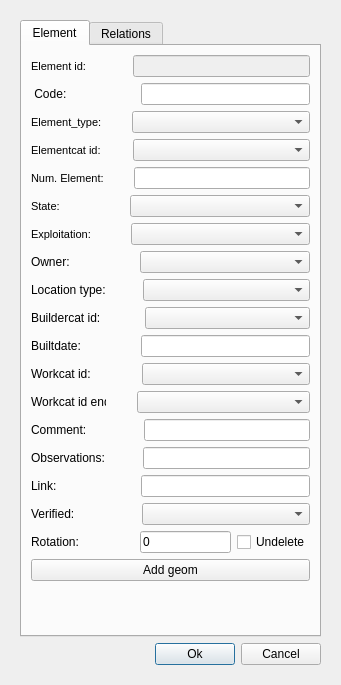
First picture: the form in ui/add_element.ui, repository Giswater/giswater_qgis_plugin, before the edit.
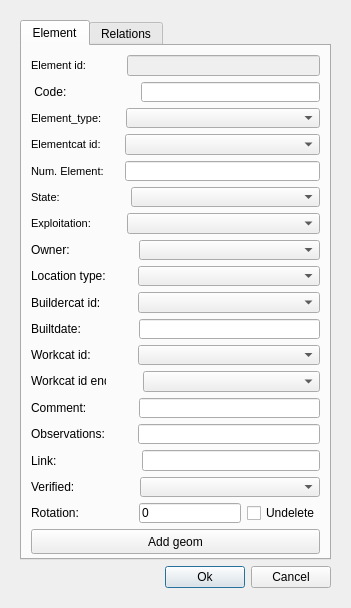
Second picture: the form after the edit. Icons and pictures are not drawn.

Commit message: UI - add_element align fields

What changed in the file:
```diff
--- a/ui/add_element.ui
+++ b/ui/add_element.ui
@@ -6,8 +6,8 @@
    <rect>
     <x>0</x>
     <y>0</y>
-    <width>337</width>
-    <height>685</height>
+    <width>351</width>
+    <height>608</height>
    </rect>
   </property>
   <property name="windowTitle">
@@ -63,8 +63,8 @@
          <attribute name="title">
           <string>Element</string>
          </attribute>
-         <layout class="QVBoxLayout" name="verticalLayout">
-          <item>
+         <layout class="QGridLayout" name="gridLayout_2">
+          <item row="0" column="0">
            <layout class="QHBoxLayout" name="horizontalLayout" stretch="0,0,1">
             <item>
              <widget class="QLabel" name="label_element_id">
@@ -108,7 +108,7 @@
               </property>
               <property name="sizeHint" stdset="0">
                <size>
-                <width>41</width>
+                <width>35</width>
                 <height>20</height>
                </size>
               </property>
@@ -126,7 +126,7 @@
             </item>
            </layout>
           </item>
-          <item>
+          <item row="1" column="0">
            <layout class="QHBoxLayout" name="horizontalLayout_19">
             <item>
              <widget class="QLabel" name="label">
@@ -156,7 +156,7 @@
             </item>
            </layout>
           </item>
-          <item>
+          <item row="2" column="0">
            <layout class="QHBoxLayout" name="horizontalLayout_2" stretch="0,0,0">
             <item>
              <widget class="QLabel" name="label_element_type">
@@ -206,7 +206,7 @@
               </property>
               <property name="sizeHint" stdset="0">
                <size>
-                <width>24</width>
+                <width>18</width>
                 <height>20</height>
                </size>
               </property>
@@ -217,7 +217,7 @@
             </item>
            </layout>
           </item>
-          <item>
+          <item row="3" column="0">
            <layout class="QHBoxLayout" name="horizontalLayout_3" stretch="0,0,0">
             <item>
              <widget class="QLabel" name="label_elementcat_id">
@@ -267,7 +267,7 @@
               </property>
               <property name="sizeHint" stdset="0">
                <size>
-                <width>26</width>
+                <width>18</width>
                 <height>20</height>
                </size>
               </property>
@@ -278,7 +278,7 @@
             </item>
            </layout>
           </item>
-          <item>
+          <item row="4" column="0">
            <layout class="QHBoxLayout" name="horizontalLayout_4" stretch="0,0,1">
             <item>
              <widget class="QLabel" name="label_num_elements">
@@ -328,7 +328,7 @@
               </property>
               <property name="sizeHint" stdset="0">
                <size>
-                <width>24</width>
+                <width>15</width>
                 <height>20</height>
                </size>
               </property>
@@ -346,7 +346,7 @@
             </item>
            </layout>
           </item>
-          <item>
+          <item row="5" column="0">
            <layout class="QHBoxLayout" name="horizontalLayout_5" stretch="0,0,0">
             <item>
              <widget class="QLabel" name="label_state">
@@ -396,7 +396,7 @@
               </property>
               <property name="sizeHint" stdset="0">
                <size>
-                <width>64</width>
+                <width>65</width>
                 <height>20</height>
                </size>
               </property>
@@ -407,7 +407,7 @@
             </item>
            </layout>
           </item>
-          <item>
+          <item row="6" column="0">
            <layout class="QHBoxLayout" name="horizontalLayout_6" stretch="0,0,0">
             <item>
              <widget class="QLabel" name="label_expl_id">
@@ -455,7 +455,7 @@
               </property>
               <property name="sizeHint" stdset="0">
                <size>
-                <width>34</width>
+                <width>30</width>
                 <height>20</height>
                </size>
               </property>
@@ -466,7 +466,7 @@
             </item>
            </layout>
           </item>
-          <item>
+          <item row="7" column="0">
            <layout class="QHBoxLayout" name="horizontalLayout_7">
             <item>
              <widget class="QLabel" name="label_owner">
@@ -494,7 +494,7 @@
               </property>
               <property name="sizeHint" stdset="0">
                <size>
-                <width>64</width>
+                <width>63</width>
                 <height>20</height>
                </size>
               </property>
@@ -505,7 +505,7 @@
             </item>
            </layout>
           </item>
-          <item>
+          <item row="8" column="0">
            <layout class="QHBoxLayout" name="horizontalLayout_10">
             <item>
              <widget class="QLabel" name="label_location_type">
@@ -530,7 +530,7 @@
               </property>
               <property name="sizeHint" stdset="0">
                <size>
-                <width>31</width>
+                <width>26</width>
                 <height>20</height>
                </size>
               </property>
@@ -541,7 +541,7 @@
             </item>
            </layout>
           </item>
-          <item>
+          <item row="9" column="0">
            <layout class="QHBoxLayout" name="horizontalLayout_11">
             <item>
              <widget class="QLabel" name="label_buildercat_id">
@@ -566,7 +566,7 @@
               </property>
               <property name="sizeHint" stdset="0">
                <size>
-                <width>38</width>
+                <width>31</width>
                 <height>20</height>
                </size>
               </property>
@@ -577,7 +577,7 @@
             </item>
            </layout>
           </item>
-          <item>
+          <item row="10" column="0">
            <layout class="QHBoxLayout" name="horizontalLayout_12">
             <item>
              <widget class="QLabel" name="label_builtdate">
@@ -602,7 +602,7 @@
               </property>
               <property name="sizeHint" stdset="0">
                <size>
-                <width>54</width>
+                <width>52</width>
                 <height>20</height>
                </size>
               </property>
@@ -613,7 +613,7 @@
             </item>
            </layout>
           </item>
-          <item>
+          <item row="11" column="0">
            <layout class="QHBoxLayout" name="horizontalLayout_14">
             <item>
              <widget class="QLabel" name="label_workcat_id">
@@ -638,8 +638,8 @@
               </property>
               <property name="sizeHint" stdset="0">
                <size>
-                <width>45</width>
-                <height>20</height>
+                <width>41</width>
+                <height>50</height>
                </size>
               </property>
              </spacer>
@@ -649,7 +649,7 @@
             </item>
            </layout>
           </item>
-          <item>
+          <item row="12" column="0">
            <layout class="QHBoxLayout" name="horizontalLayout_15">
             <item>
              <widget class="QLabel" name="label_workcat_id_end">
@@ -683,7 +683,7 @@
               </property>
               <property name="sizeHint" stdset="0">
                <size>
-                <width>25</width>
+                <width>31</width>
                 <height>20</height>
                </size>
               </property>
@@ -694,7 +694,7 @@
             </item>
            </layout>
           </item>
-          <item>
+          <item row="13" column="0">
            <layout class="QHBoxLayout" name="horizontalLayout_16">
             <item>
              <widget class="QLabel" name="label_comment">
@@ -719,7 +719,7 @@
               </property>
               <property name="sizeHint" stdset="0">
                <size>
-                <width>51</width>
+                <width>46</width>
                 <height>20</height>
                </size>
               </property>
@@ -730,7 +730,7 @@
             </item>
            </layout>
           </item>
-          <item>
+          <item row="14" column="0">
            <layout class="QHBoxLayout" name="horizontalLayout_17">
             <item>
              <widget class="QLabel" name="label_observ">
@@ -755,7 +755,7 @@
               </property>
               <property name="sizeHint" stdset="0">
                <size>
-                <width>32</width>
+                <width>27</width>
                 <height>20</height>
                </size>
               </property>
@@ -766,7 +766,7 @@
             </item>
            </layout>
           </item>
-          <item>
+          <item row="15" column="0">
            <layout class="QHBoxLayout" name="horizontalLayout_18">
             <item>
              <widget class="QLabel" name="label_link">
@@ -791,7 +791,7 @@
               </property>
               <property name="sizeHint" stdset="0">
                <size>
-                <width>78</width>
+                <width>79</width>
                 <height>20</height>
                </size>
               </property>
@@ -802,7 +802,7 @@
             </item>
            </layout>
           </item>
-          <item>
+          <item row="16" column="0">
            <layout class="QHBoxLayout" name="horizontalLayout_20">
             <item>
              <widget class="QLabel" name="label_verified">
@@ -827,7 +827,7 @@
               </property>
               <property name="sizeHint" stdset="0">
                <size>
-                <width>61</width>
+                <width>59</width>
                 <height>20</height>
                </size>
               </property>
@@ -838,7 +838,7 @@
             </item>
            </layout>
           </item>
-          <item>
+          <item row="17" column="0">
            <layout class="QHBoxLayout" name="horizontalLayout_21">
             <item>
              <layout class="QHBoxLayout" name="horizontalLayout_26">
@@ -859,7 +859,7 @@
                 </property>
                 <property name="sizeHint" stdset="0">
                  <size>
-                  <width>55</width>
+                  <width>54</width>
                   <height>20</height>
                  </size>
                 </property>
@@ -883,8 +883,20 @@
             </item>
            </layout>
           </item>
-          <item>
+          <item row="18" column="0">
            <widget class="QPushButton" name="btn_add_geom">
+            <property name="sizePolicy">
+             <sizepolicy hsizetype="Minimum" vsizetype="Minimum">
+              <horstretch>0</horstretch>
+              <verstretch>0</verstretch>
+             </sizepolicy>
+            </property>
+            <property name="minimumSize">
+             <size>
+              <width>0</width>
+              <height>25</height>
+             </size>
+            </property>
             <property name="text">
              <string>Add geom</string>
             </property>
@@ -894,7 +906,7 @@
             </property>
            </widget>
           </item>
-          <item>
+          <item row="19" column="0">
            <spacer name="verticalSpacer">
             <property name="orientation">
              <enum>Qt::Vertical</enum>
```
